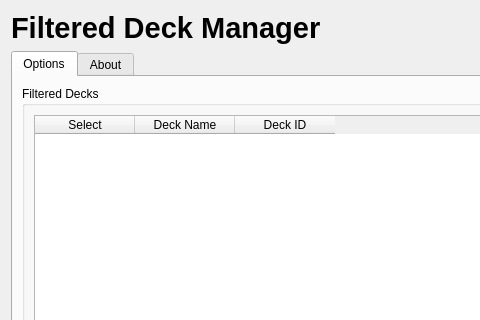
Old version of the form FilteredDeckManager/Designer/form.ui in the repository arvinddraffen/FilteredDeckManagerPlugin; both pictures show x 0 to 480 and y 0 to 320 of the 780 by 872 pixel window.
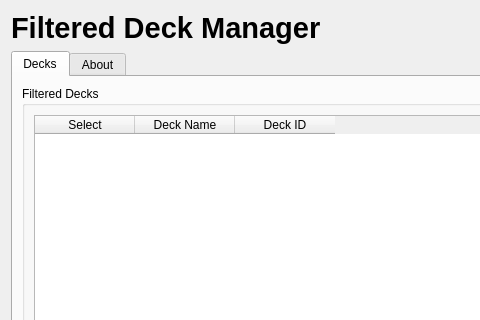
New version of the form.

Commit message: Rename "Options" tab to "Decks" in UI.

Patch:
```diff
--- a/FilteredDeckManager/Designer/form.ui
+++ b/FilteredDeckManager/Designer/form.ui
@@ -37,7 +37,7 @@
      </property>
      <widget class="QWidget" name="tabOptions">
       <attribute name="title">
-       <string>Options</string>
+       <string>Decks</string>
       </attribute>
       <layout class="QVBoxLayout" name="verticalLayout_4">
        <item>
```
Left out of the diff: 2 changed lines with no effect on the pictures. The commit also changes 1 other file.
